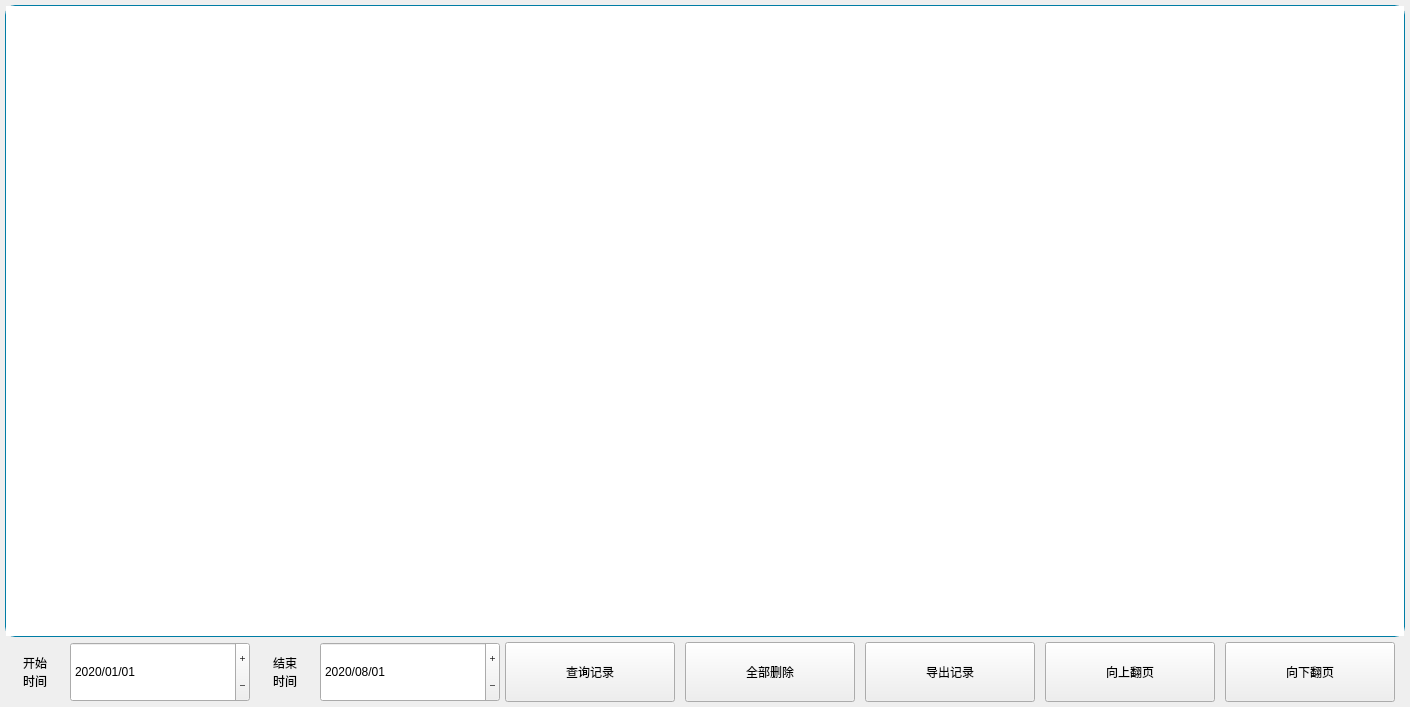
Qt form SS_GDE/RecordInfo/recordinfo.ui (Micheal1022/SS_GDE_Project) before a commit.
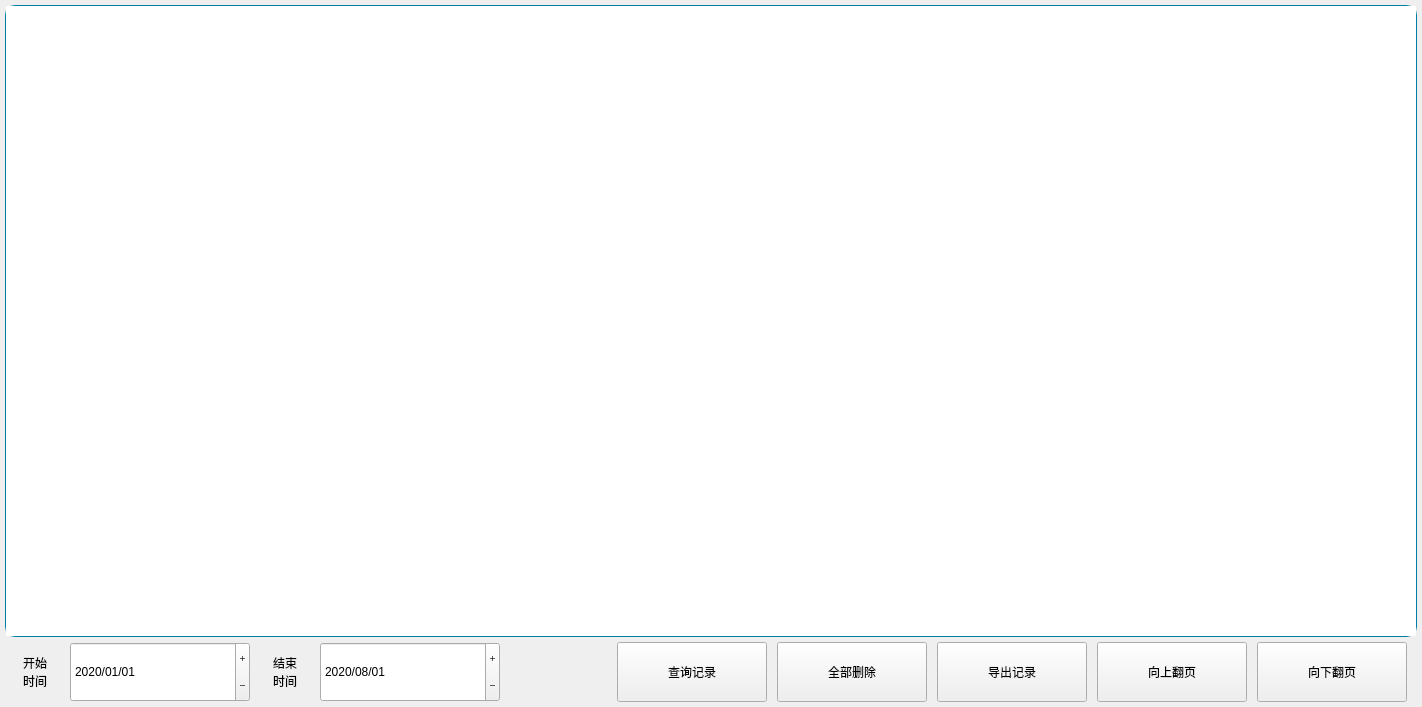
The same form after that commit. Icons and pictures are not drawn.

```diff
--- a/SS_GDE/RecordInfo/recordinfo.ui
+++ b/SS_GDE/RecordInfo/recordinfo.ui
@@ -6,7 +6,7 @@
    <rect>
     <x>0</x>
     <y>0</y>
-    <width>1350</width>
+    <width>1422</width>
     <height>707</height>
    </rect>
   </property>
@@ -84,6 +84,9 @@
 border-radius:10px;
 }</string>
      </property>
+     <property name="verticalScrollBarPolicy">
+      <enum>Qt::ScrollBarAlwaysOff</enum>
+     </property>
     </widget>
    </item>
    <item>
@@ -254,13 +257,13 @@
         <widget class="QToolButton" name="tBtnCheck">
          <property name="minimumSize">
           <size>
-           <width>170</width>
+           <width>150</width>
            <height>60</height>
           </size>
          </property>
          <property name="maximumSize">
           <size>
-           <width>170</width>
+           <width>150</width>
            <height>60</height>
           </size>
          </property>
@@ -273,8 +276,8 @@
          </property>
          <property name="iconSize">
           <size>
-           <width>50</width>
-           <height>50</height>
+           <width>40</width>
+           <height>40</height>
           </size>
          </property>
          <property name="toolButtonStyle">
@@ -286,13 +289,13 @@
         <widget class="QToolButton" name="tBtnAllDel">
          <property name="minimumSize">
           <size>
-           <width>170</width>
+           <width>150</width>
            <height>60</height>
           </size>
          </property>
          <property name="maximumSize">
           <size>
-           <width>170</width>
+           <width>150</width>
            <height>120</height>
           </size>
          </property>
@@ -305,8 +308,8 @@
          </property>
          <property name="iconSize">
           <size>
-           <width>50</width>
-           <height>50</height>
+           <width>40</width>
+           <height>40</height>
           </size>
          </property>
          <property name="toolButtonStyle">
@@ -318,13 +321,13 @@
         <widget class="QToolButton" name="tBtnExport">
          <property name="minimumSize">
           <size>
-           <width>170</width>
+           <width>150</width>
            <height>60</height>
           </size>
          </property>
          <property name="maximumSize">
           <size>
-           <width>170</width>
+           <width>150</width>
            <height>120</height>
           </size>
          </property>
@@ -337,8 +340,8 @@
          </property>
          <property name="iconSize">
           <size>
-           <width>50</width>
-           <height>50</height>
+           <width>40</width>
+           <height>40</height>
           </size>
          </property>
          <property name="toolButtonStyle">
@@ -350,13 +353,13 @@
         <widget class="QToolButton" name="tBtnPageUp">
          <property name="minimumSize">
           <size>
-           <width>170</width>
+           <width>150</width>
            <height>60</height>
           </size>
          </property>
          <property name="maximumSize">
           <size>
-           <width>170</width>
+           <width>150</width>
            <height>60</height>
           </size>
          </property>
@@ -369,8 +372,8 @@
          </property>
          <property name="iconSize">
           <size>
-           <width>50</width>
-           <height>50</height>
+           <width>40</width>
+           <height>40</height>
           </size>
          </property>
          <property name="toolButtonStyle">
@@ -380,15 +383,18 @@
        </item>
        <item>
         <widget class="QToolButton" name="tBtnPageDown">
+         <property name="enabled">
+          <bool>true</bool>
+         </property>
          <property name="minimumSize">
           <size>
-           <width>170</width>
+           <width>150</width>
            <height>60</height>
           </size>
          </property>
          <property name="maximumSize">
           <size>
-           <width>170</width>
+           <width>150</width>
            <height>60</height>
           </size>
          </property>
@@ -401,8 +407,8 @@
          </property>
          <property name="iconSize">
           <size>
-           <width>50</width>
-           <height>50</height>
+           <width>40</width>
+           <height>40</height>
           </size>
          </property>
          <property name="toolButtonStyle">
```
